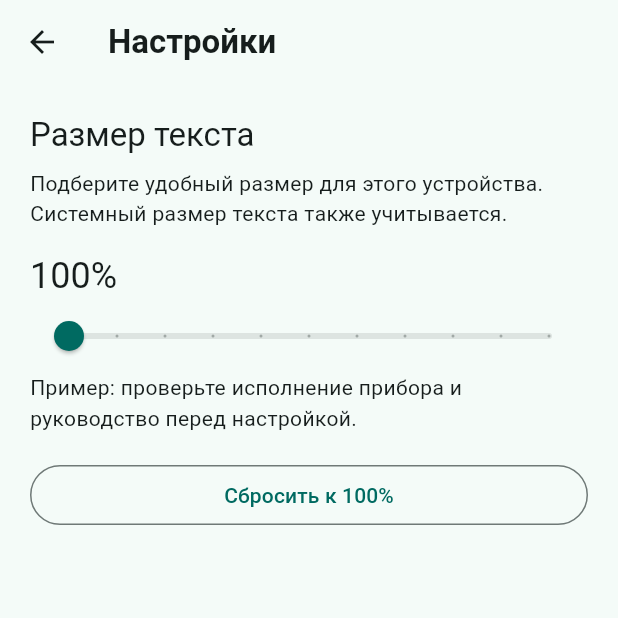
After one commit to Fun3010/kip-helper, a Flutter app: the SettingsPage screen opened directly, after a tap on "Сбросить к 100%", on a phone screen of 412 x 824 dp, the top half of it. The commit adds this screen. Run offline on Flutter 3.47's test engine with Material 3 defaults, Android fonts, the phone set to English and light mode, and no system bars; our stand-ins replace shared_preferences; accounts and stored records are empty.

Commit message:
feat: persistent text size and verified SU1S STM10 diagrams

```diff
--- a/lib/app.dart
+++ b/lib/app.dart
@@ -9,9 +9,35 @@ import 'services/open_source.dart';
 import 'services/quick_access.dart';
 import 'widgets/favorite_button.dart';
 import 'widgets/quick_access_notice.dart';
+import 'services/text_settings.dart';
+import 'features/settings/settings_page.dart';
 
-class KipHelperApp extends StatelessWidget {
+class KipHelperApp extends StatefulWidget {
   const KipHelperApp({super.key});
+  @override
+  State<KipHelperApp> createState() => _KipHelperAppState();
+}
+
+class _KipHelperAppState extends State<KipHelperApp> {
+  final _settings = TextSettings();
+  @override
+  void initState() {
+    super.initState();
+    _settings.addListener(_refresh);
+    _settings.load();
+  }
+
+  void _refresh() {
+    if (mounted) setState(() {});
+  }
+
+  @override
+  void dispose() {
+    _settings.removeListener(_refresh);
+    _settings.dispose();
+    super.dispose();
+  }
+
   @override
   Widget build(BuildContext context) => MaterialApp(
     title: 'КИП · Справочник',
@@ -21,6 +47,15 @@ class KipHelperApp extends StatelessWidget {
     debugShowCheckedModeBanner: false,
     theme: _theme(Brightness.light),
     darkTheme: _theme(Brightness.dark),
+    builder: (context, child) => TextSettingsScope(
+      settings: _settings,
+      child: MediaQuery(
+        data: MediaQuery.of(context).copyWith(
+          textScaler: _settings.apply(MediaQuery.textScalerOf(context)),
+        ),
+        child: child!,
+      ),
+    ),
     home: const HomePage(),
   );
 
@@ -136,8 +171,14 @@ class _HomePageState extends State<HomePage> {
         'КИП / помощник',
         style: TextStyle(fontWeight: FontWeight.w700),
       ),
-      actions: const [
-        Padding(
+      actions: [
+        IconButton(
+          tooltip: 'Настройки',
+          icon: const Icon(Icons.settings_outlined),
+          onPressed: () =>
+              _open(SettingsPage(settings: TextSettingsScope.of(context))),
+        ),
+        const Padding(
           padding: EdgeInsets.only(right: 20),
           child: Tooltip(
             message: 'Справочник и расчёты работают без интернета',
--- /dev/null
+++ b/lib/features/settings/settings_page.dart
@@ -0,0 +1,60 @@
+import 'package:flutter/material.dart';
+import '../../services/text_settings.dart';
+
+class SettingsPage extends StatelessWidget {
+  const SettingsPage({super.key, required this.settings});
+  final TextSettings settings;
+
+  @override
+  Widget build(BuildContext context) => AnimatedBuilder(
+    animation: settings,
+    builder: (context, _) => Scaffold(
+      appBar: AppBar(title: const Text('Настройки')),
+      body: SafeArea(
+        child: ListView(
+          padding: const EdgeInsets.all(20),
+          children: [
+            Text(
+              'Размер текста',
+              style: Theme.of(context).textTheme.titleLarge,
+            ),
+            const SizedBox(height: 8),
+            const Text(
+              'Подберите удобный размер для этого устройства. Системный размер текста также учитывается.',
+            ),
+            const SizedBox(height: 16),
+            Text(
+              '${(settings.scale * 100).round()}%',
+              style: Theme.of(context).textTheme.headlineSmall,
+            ),
+            Slider(
+              value: settings.scale,
+              min: 1,
+              max: 1.5,
+              divisions: 10,
+              label: '${(settings.scale * 100).round()}%',
+              semanticFormatterCallback: (value) =>
+                  '${(value * 100).round()} процентов',
+              onChanged: settings.ready ? settings.select : null,
+            ),
+            const Text(
+              'Пример: проверьте исполнение прибора и руководство перед настройкой.',
+              style: TextStyle(height: 1.5),
+            ),
+            const SizedBox(height: 16),
+            OutlinedButton(
+              onPressed: settings.ready ? () => settings.select(1) : null,
+              child: const Text('Сбросить к 100%'),
+            ),
+            if (settings.saveFailed) ...[
+              const SizedBox(height: 16),
+              const Text(
+                'Не удалось сохранить размер текста. Он действует в текущем сеансе; попробуйте выбрать его ещё раз.',
+              ),
+            ],
+          ],
+        ),
+      ),
+    ),
+  );
+}
--- /dev/null
+++ b/lib/services/text_settings.dart
@@ -0,0 +1,73 @@
+import 'package:flutter/material.dart';
+import 'package:shared_preferences/shared_preferences.dart';
+
+class TextSettings extends ChangeNotifier {
+  static const storageKey = 'kip.textScale.v1';
+  double scale = 1;
+  bool ready = false;
+  bool saveFailed = false;
+  bool _disposed = false;
+  Future<void> _writes = Future.value();
+
+  Future<void> load() async {
+    try {
+      final stored = (await SharedPreferences.getInstance()).get(storageKey);
+      if (stored is double && stored.isFinite && stored >= 1 && stored <= 1.5) {
+        scale = stored;
+      }
+    } catch (_) {
+      saveFailed = true;
+    }
+    ready = true;
+    _notify();
+  }
+
+  void select(double value) {
+    if (!ready || !value.isFinite || value < 1 || value > 1.5) return;
+    scale = value;
+    _notify();
+    _writes = _writes.then((_) async {
+      try {
+        final prefs = await SharedPreferences.getInstance();
+        saveFailed = !await prefs.setDouble(storageKey, value);
+      } catch (_) {
+        saveFailed = true;
+      }
+      _notify();
+    });
+  }
+
+  TextScaler apply(TextScaler system) =>
+      scale == 1 ? system : _CombinedTextScaler(system, scale);
+
+  void _notify() {
+    if (!_disposed) notifyListeners();
+  }
+
+  @override
+  void dispose() {
+    _disposed = true;
+    super.dispose();
+  }
+}
+
+class _CombinedTextScaler extends TextScaler {
+  const _CombinedTextScaler(this.system, this.factor);
+  final TextScaler system;
+  final double factor;
+  @override
+  double scale(double fontSize) => system.scale(fontSize) * factor;
+  @override
+  double get textScaleFactor => scale(14) / 14;
+}
+
+class TextSettingsScope extends InheritedNotifier<TextSettings> {
+  const TextSettingsScope({
+    super.key,
+    required TextSettings settings,
+    required super.child,
+  }) : super(notifier: settings);
+  static TextSettings of(BuildContext context) => context
+      .dependOnInheritedWidgetOfExactType<TextSettingsScope>()!
+      .notifier!;
+}
```
Also changed, not shown: docs/illustration-sources.json (+72 -0 lines), lib/data/guides.dart (+36 -0 lines), assets/illustrations/stm10-cable-fixed.png (added), assets/illustrations/stm10-cable-plug.png (added), assets/illustrations/su1s-connections.png (added), assets/illustrations/su1s-contacts.png (added), 2 other files.
